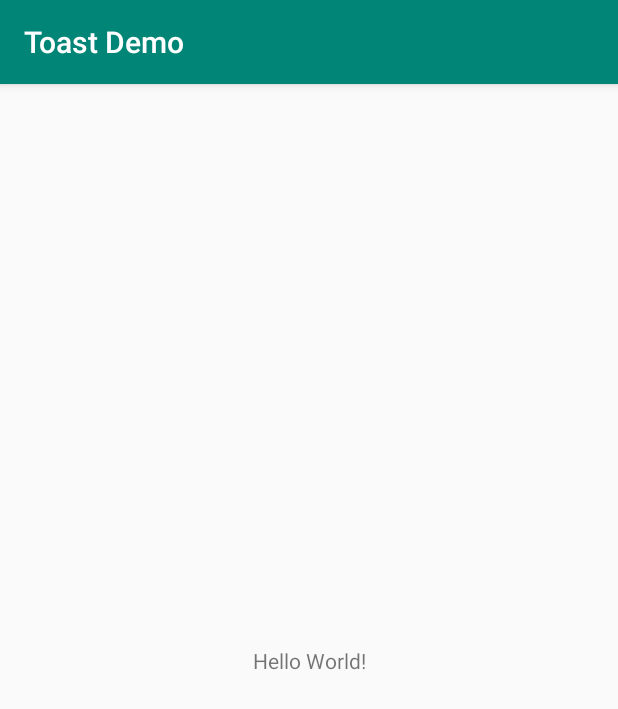
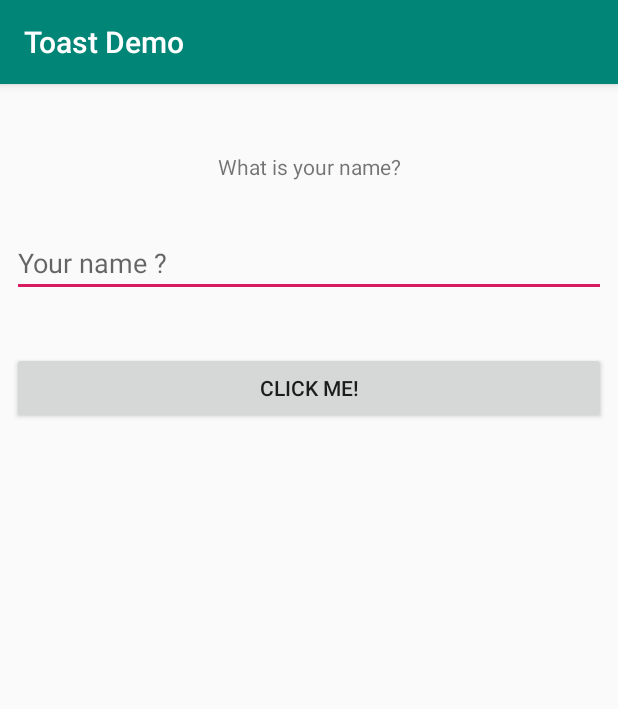
Before and after one commit to ghavinj/ToastDemo, an Android app: the screen it shows after launch (MainActivity), on a phone screen of 412 x 824 dp. Shown: the top 709 px of the screen. Run offline under Robolectric (Android 15) with nearby library versions, the phone set to English and light mode, and no system bars.

Commit message:
Added toast function, EditText, Toast

```diff
--- a/app/src/main/java/com/ghavinj/toastdemo/MainActivity.java
+++ b/app/src/main/java/com/ghavinj/toastdemo/MainActivity.java
@@ -2,8 +2,18 @@ package com.ghavinj.toastdemo;
 
 import android.support.v7.app.AppCompatActivity;
 import android.os.Bundle;
+import android.view.View;
+import android.widget.EditText;
+import android.widget.Toast;
 
 public class MainActivity extends AppCompatActivity {
+
+    public void toast(View view){
+
+        EditText nameEditText = (EditText) findViewById(R.id.nameEditText);
+
+        Toast.makeText(this, "Hi "+nameEditText.getText().toString(), Toast.LENGTH_SHORT).show();
+    }
 
     @Override
     protected void onCreate(Bundle savedInstanceState) {
--- a/app/src/main/res/layout/activity_main.xml
+++ b/app/src/main/res/layout/activity_main.xml
@@ -7,12 +7,55 @@
     tools:context=".MainActivity">
 
     <TextView
+        android:id="@+id/questionTextView"
         android:layout_width="wrap_content"
         android:layout_height="wrap_content"
-        android:text="Hello World!"
+        android:layout_marginStart="8dp"
+        android:layout_marginLeft="8dp"
+        android:layout_marginTop="8dp"
+        android:layout_marginEnd="8dp"
+        android:layout_marginRight="8dp"
+        android:layout_marginBottom="8dp"
+        android:text="What is your name?"
         app:layout_constraintBottom_toBottomOf="parent"
-        app:layout_constraintLeft_toLeftOf="parent"
-        app:layout_constraintRight_toRightOf="parent"
-        app:layout_constraintTop_toTopOf="parent" />
+        app:layout_constraintEnd_toEndOf="parent"
+        app:layout_constraintStart_toStartOf="parent"
+        app:layout_constraintTop_toTopOf="parent"
+        app:layout_constraintVertical_bias="0.051" />
 
+    <EditText
+        android:id="@+id/nameEditText"
+        android:layout_width="0dp"
+        android:layout_height="wrap_content"
+        android:layout_marginStart="8dp"
+        android:layout_marginLeft="8dp"
+        android:layout_marginTop="32dp"
+        android:layout_marginEnd="8dp"
+        android:layout_marginRight="8dp"
+        android:ems="10"
+        android:hint="Your name ?"
+        android:inputType="textPersonName"
+        app:layout_constraintEnd_toEndOf="parent"
+        app:layout_constraintHorizontal_bias="0.0"
+        app:layout_constraintStart_toStartOf="parent"
+        app:layout_constraintTop_toBottomOf="@+id/questionTextView" />
+
+    <Button
+        android:id="@+id/button"
+        android:layout_width="0dp"
+        android:layout_height="wrap_content"
+        android:layout_marginStart="8dp"
+        android:layout_marginLeft="8dp"
+        android:layout_marginTop="8dp"
+        android:layout_marginEnd="8dp"
+        android:layout_marginRight="8dp"
+        android:layout_marginBottom="8dp"
+        android:onClick="toast"
+        android:text="CLICK ME!"
+        app:layout_constraintBottom_toBottomOf="parent"
+        app:layout_constraintEnd_toEndOf="parent"
+        app:layout_constraintHorizontal_bias="0.498"
+        app:layout_constraintStart_toStartOf="parent"
+        app:layout_constraintTop_toBottomOf="@+id/nameEditText"
+        app:layout_constraintVertical_bias="0.051" />
 </android.support.constraint.ConstraintLayout>
```
